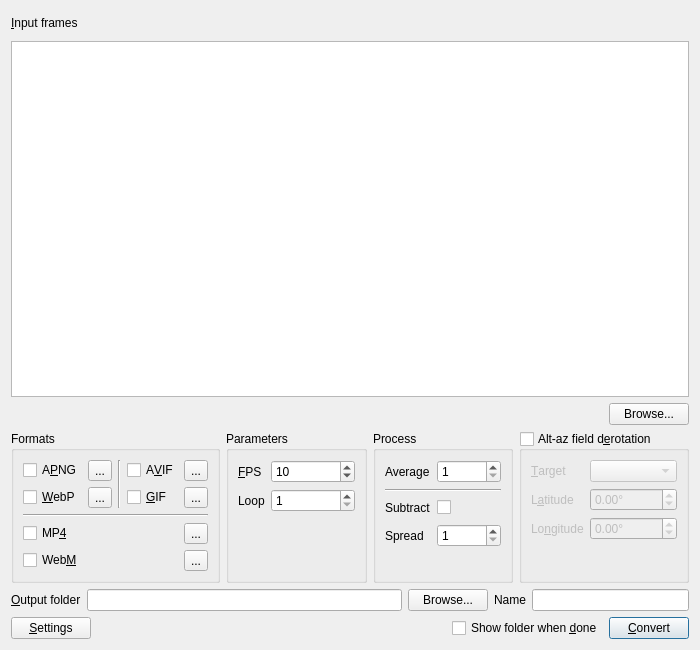
The window that mainframe.ui (EthanChappel/HQ-Animate) describes before a commit, drawn with Qt 5.
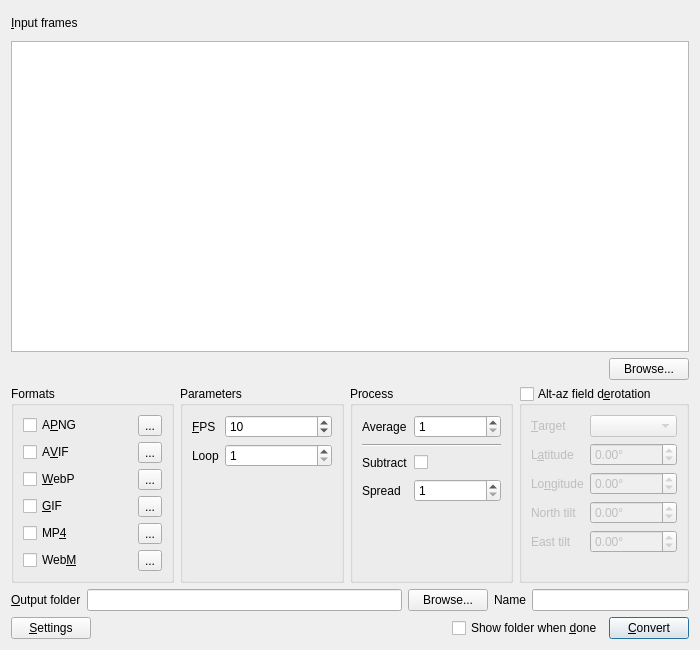
The same window after the commit.

Commit message: Add options to account for unleveled alt-az mounts.

```diff
--- a/mainframe.ui
+++ b/mainframe.ui
@@ -214,42 +214,63 @@
           </property>
           <widget class="QWidget" name="formats_page">
            <layout class="QGridLayout" name="gridLayout_2">
-            <item row="0" column="2" rowspan="2">
-             <widget class="Line" name="line_2">
-              <property name="orientation">
-               <enum>Qt::Orientation::Vertical</enum>
-              </property>
-             </widget>
-            </item>
-            <item row="1" column="0">
+            <item row="2" column="0">
              <widget class="QCheckBox" name="webp_check">
               <property name="text">
                <string>&amp;WebP</string>
               </property>
              </widget>
             </item>
-            <item row="2" column="0" colspan="5">
-             <widget class="Line" name="line">
-              <property name="orientation">
-               <enum>Qt::Orientation::Horizontal</enum>
+            <item row="0" column="0">
+             <widget class="QCheckBox" name="apng_check">
+              <property name="text">
+               <string>A&amp;PNG</string>
               </property>
              </widget>
             </item>
             <item row="1" column="1">
-             <widget class="QToolButton" name="webp_options_button">
+             <widget class="QToolButton" name="avif_options_button">
               <property name="text">
                <string>...</string>
               </property>
              </widget>
             </item>
-            <item row="1" column="4">
+            <item row="0" column="1">
+             <widget class="QToolButton" name="apng_options_button">
+              <property name="text">
+               <string>...</string>
+              </property>
+             </widget>
+            </item>
+            <item row="3" column="0">
+             <widget class="QCheckBox" name="gif_check">
+              <property name="text">
+               <string>&amp;GIF</string>
+              </property>
+             </widget>
+            </item>
+            <item row="3" column="1">
              <widget class="QToolButton" name="gif_options_button">
               <property name="text">
                <string>...</string>
               </property>
              </widget>
             </item>
-            <item row="3" column="0" colspan="5">
+            <item row="2" column="1">
+             <widget class="QToolButton" name="webp_options_button">
+              <property name="text">
+               <string>...</string>
+              </property>
+             </widget>
+            </item>
+            <item row="1" column="0">
+             <widget class="QCheckBox" name="avif_check">
+              <property name="text">
+               <string>A&amp;VIF</string>
+              </property>
+             </widget>
+            </item>
+            <item row="4" column="0" colspan="2">
              <widget class="QStackedWidget" name="video_stack">
               <property name="sizePolicy">
                <sizepolicy hsizetype="Expanding" vsizetype="Fixed">
@@ -338,41 +359,6 @@
               </widget>
              </widget>
             </item>
-            <item row="0" column="1">
-             <widget class="QToolButton" name="apng_options_button">
-              <property name="text">
-               <string>...</string>
-              </property>
-             </widget>
-            </item>
-            <item row="0" column="3">
-             <widget class="QCheckBox" name="avif_check">
-              <property name="text">
-               <string>A&amp;VIF</string>
-              </property>
-             </widget>
-            </item>
-            <item row="0" column="4">
-             <widget class="QToolButton" name="avif_options_button">
-              <property name="text">
-               <string>...</string>
-              </property>
-             </widget>
-            </item>
-            <item row="0" column="0">
-             <widget class="QCheckBox" name="apng_check">
-              <property name="text">
-               <string>A&amp;PNG</string>
-              </property>
-             </widget>
-            </item>
-            <item row="1" column="3">
-             <widget class="QCheckBox" name="gif_check">
-              <property name="text">
-               <string>&amp;GIF</string>
-              </property>
-             </widget>
-            </item>
            </layout>
           </widget>
           <widget class="QWidget" name="apng_page">
@@ -1138,6 +1124,70 @@
           </property>
          </widget>
         </item>
+        <item row="4" column="1">
+         <widget class="QDoubleSpinBox" name="az_tilt_spin">
+          <property name="sizePolicy">
+           <sizepolicy hsizetype="Expanding" vsizetype="Fixed">
+            <horstretch>0</horstretch>
+            <verstretch>0</verstretch>
+           </sizepolicy>
+          </property>
+          <property name="suffix">
+           <string>°</string>
+          </property>
+          <property name="minimum">
+           <double>-90.000000000000000</double>
+          </property>
+          <property name="maximum">
+           <double>90.000000000000000</double>
+          </property>
+          <property name="singleStep">
+           <double>0.100000000000000</double>
+          </property>
+         </widget>
+        </item>
+        <item row="3" column="0">
+         <widget class="QLabel" name="alt_tilt_label">
+          <property name="text">
+           <string>North tilt</string>
+          </property>
+          <property name="buddy">
+           <cstring>alt_tilt_spin</cstring>
+          </property>
+         </widget>
+        </item>
+        <item row="4" column="0">
+         <widget class="QLabel" name="az_tilt_label">
+          <property name="text">
+           <string>East tilt</string>
+          </property>
+          <property name="buddy">
+           <cstring>az_tilt_spin</cstring>
+          </property>
+         </widget>
+        </item>
+        <item row="3" column="1">
+         <widget class="QDoubleSpinBox" name="alt_tilt_spin">
+          <property name="sizePolicy">
+           <sizepolicy hsizetype="Expanding" vsizetype="Fixed">
+            <horstretch>0</horstretch>
+            <verstretch>0</verstretch>
+           </sizepolicy>
+          </property>
+          <property name="suffix">
+           <string>°</string>
+          </property>
+          <property name="minimum">
+           <double>-90.000000000000000</double>
+          </property>
+          <property name="maximum">
+           <double>90.000000000000000</double>
+          </property>
+          <property name="singleStep">
+           <double>0.100000000000000</double>
+          </property>
+         </widget>
+        </item>
        </layout>
       </widget>
      </item>
```
The commit also changes 5 other files.
